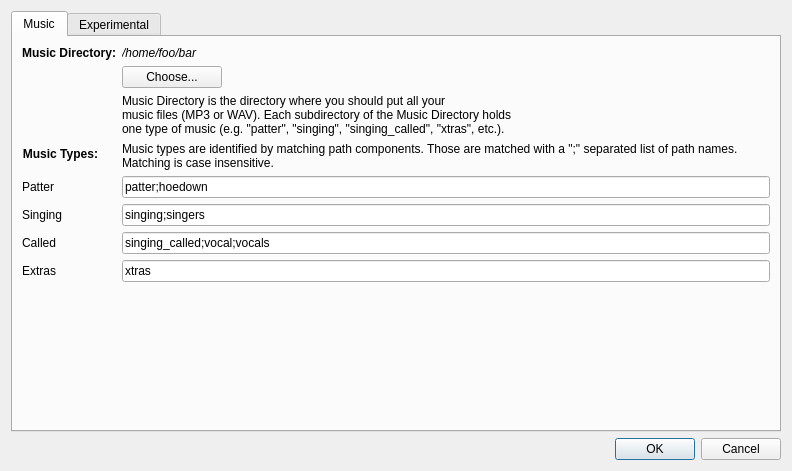
Qt form SquareDesk-DEV/test123/preferencesdialog.ui (mpogue2/SquareDesk) before a commit.
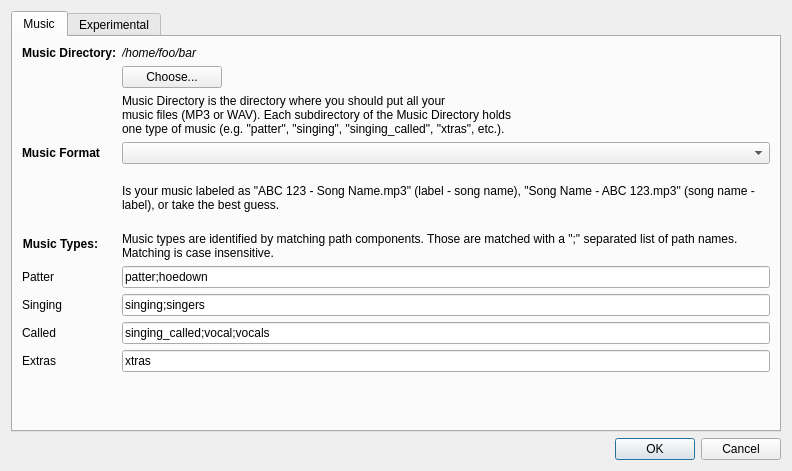
The same form after that commit.

Commit message: Adding pull-down for multiple filename+label matching types

Patch:
```diff
--- a/SquareDesk-DEV/test123/preferencesdialog.ui
+++ b/SquareDesk-DEV/test123/preferencesdialog.ui
@@ -76,7 +76,7 @@
            </property>
           </widget>
          </item>
-         <item row="4" column="0">
+         <item row="7" column="0">
           <widget class="QLabel" name="musicTypesLabel">
            <property name="font">
             <font>
@@ -92,7 +92,7 @@
            </property>
           </widget>
          </item>
-         <item row="4" column="1">
+         <item row="7" column="1">
           <widget class="QLabel" name="musicTypesHelpLabel">
            <property name="text">
             <string>Music types are identified by matching path components. Those are matched with a &quot;;&quot; separated list of path names. Matching is case insensitive.</string>
@@ -102,7 +102,7 @@
            </property>
           </widget>
          </item>
-         <item row="5" column="0">
+         <item row="8" column="0">
           <widget class="QLabel" name="musicTypesPatterLabel">
            <property name="text">
             <string>Patter</string>
@@ -112,14 +112,14 @@
            </property>
           </widget>
          </item>
-         <item row="5" column="1">
+         <item row="8" column="1">
           <widget class="QLineEdit" name="lineEditMusicTypePatter">
            <property name="text">
             <string>patter;hoedown</string>
            </property>
           </widget>
          </item>
-         <item row="6" column="0">
+         <item row="9" column="0">
           <widget class="QLabel" name="musicTypesSingingLabel">
            <property name="text">
             <string>Singing</string>
@@ -129,14 +129,14 @@
            </property>
           </widget>
          </item>
-         <item row="6" column="1">
+         <item row="9" column="1">
           <widget class="QLineEdit" name="lineEditMusicTypeSinging">
            <property name="text">
             <string>singing;singers</string>
            </property>
           </widget>
          </item>
-         <item row="7" column="0">
+         <item row="10" column="0">
           <widget class="QLabel" name="musicTypesCalledLabel">
            <property name="text">
             <string>Called</string>
@@ -146,14 +146,14 @@
            </property>
           </widget>
          </item>
-         <item row="7" column="1">
+         <item row="10" column="1">
           <widget class="QLineEdit" name="lineEditMusicTypeCalled">
            <property name="text">
             <string>singing_called;vocal;vocals</string>
            </property>
           </widget>
          </item>
-         <item row="8" column="0">
+         <item row="11" column="0">
           <widget class="QLabel" name="musicTypesExtrasLabel">
            <property name="text">
             <string>Extras</string>
@@ -163,13 +163,40 @@
            </property>
           </widget>
          </item>
-         <item row="8" column="1">
+         <item row="11" column="1">
           <widget class="QLineEdit" name="lineEditMusicTypeExtras">
            <property name="text">
             <string>xtras</string>
            </property>
           </widget>
          </item>
+         <item row="4" column="0">
+          <widget class="QLabel" name="label">
+           <property name="font">
+            <font>
+             <pointsize>9</pointsize>
+             <weight>75</weight>
+             <bold>true</bold>
+            </font>
+           </property>
+           <property name="text">
+            <string>Music Format</string>
+           </property>
+          </widget>
+         </item>
+         <item row="6" column="1">
+          <widget class="QLabel" name="musicFormatHelpLabel">
+           <property name="text">
+            <string>Is your music labeled as &quot;ABC 123 - Song Name.mp3&quot; (label - song name), &quot;Song Name - ABC 123.mp3&quot; (song name - label), or take the best guess.</string>
+           </property>
+           <property name="wordWrap">
+            <bool>true</bool>
+           </property>
+          </widget>
+         </item>
+         <item row="4" column="1">
+          <widget class="QComboBox" name="comboBoxMusicFormat"/>
+         </item>
         </layout>
        </widget>
        <widget class="QWidget" name="tab_4">
```
Left out of the diff: 1 changed line with no effect on the pictures. The commit also changes 5 other files.
